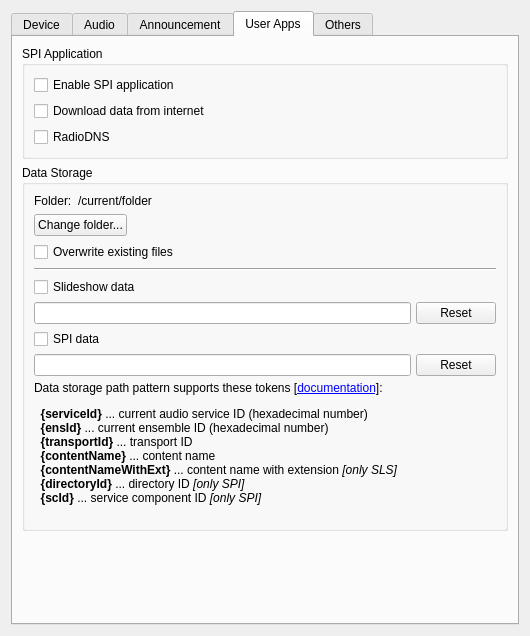
Before: the Qt Designer form gui/setupdialog.ui in KejPi/AbracaDABra, drawn with Qt 5.
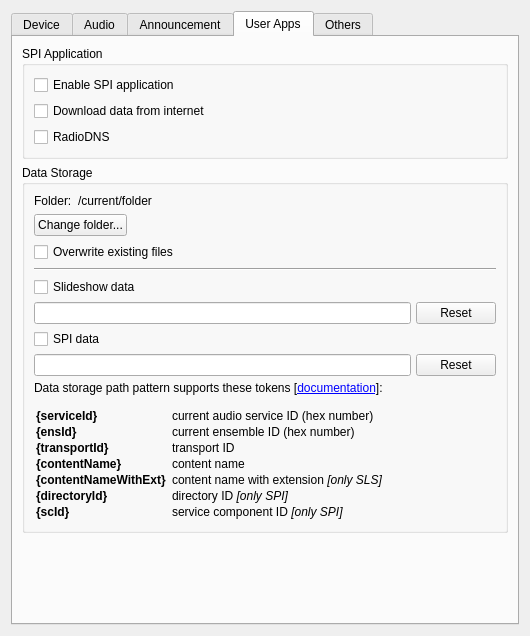
After: the same form once the commit is applied. Custom widgets are drawn as their Qt base class.

Commit message: fix: Various strings/translation issues fixed (thanks to @andimik)

Patch:
```diff
--- a/gui/setupdialog.ui
+++ b/gui/setupdialog.ui
@@ -1549,15 +1549,37 @@
                <string>&lt;html&gt;&lt;head/&gt;&lt;body&gt;
 &lt;p&gt;Data storage path pattern supports these tokens  [&lt;a href=&quot;https://github.com/KejPi/AbracaDABra/blob/main/README.md#user-application-data-storage&quot;&gt;documentation&lt;/a&gt;]:&lt;/p&gt;
 &lt;p&gt;
-&amp;nbsp;&amp;nbsp;&lt;b&gt;{serviceId}&lt;/b&gt; ... current audio service ID (hexadecimal number)&lt;br&gt;
-&amp;nbsp;&amp;nbsp;&lt;b&gt;{ensId}&lt;/b&gt; ... current ensemble ID (hexadecimal number)&lt;br&gt;
-&amp;nbsp;&amp;nbsp;&lt;b&gt;{transportId}&lt;/b&gt; ... transport ID&lt;br&gt;
-&amp;nbsp;&amp;nbsp;&lt;b&gt;{contentName}&lt;/b&gt; ... content name&lt;br&gt;
-&amp;nbsp;&amp;nbsp;&lt;b&gt;{contentNameWithExt}&lt;/b&gt; ... content name with extension &lt;i&gt;[only SLS]&lt;/i&gt;&lt;br&gt;
-&amp;nbsp;&amp;nbsp;&lt;b&gt;{directoryId}&lt;/b&gt; ... directory ID &lt;i&gt;[only SPI]&lt;/i&gt;&lt;br&gt;  
-&amp;nbsp;&amp;nbsp;&lt;b&gt;{scId}&lt;/b&gt; ... service component ID &lt;i&gt;[only SPI]&lt;/i&gt;&lt;br&gt;
-&lt;/p&gt;
-&lt;/body&gt;&lt;/html&gt;</string>
+&lt;table style=&quot;width:100%&quot; border-width=&quot;1&quot;&gt;
+&lt;tr&gt;
+&lt;td&gt;&lt;b&gt;{serviceId}&lt;/b&gt; &lt;/td&gt;
+&lt;td&gt;current audio service ID (hex number)&lt;/td&gt;
+&lt;/tr&gt;
+&lt;tr&gt;
+&lt;td&gt;&lt;b&gt;{ensId}&lt;/b&gt; &lt;/td&gt;
+&lt;td&gt;current ensemble ID (hex number)&lt;/td&gt;
+&lt;/tr&gt;
+&lt;tr&gt;
+&lt;td&gt;&lt;b&gt;{transportId}&lt;/b&gt; &lt;/td&gt;
+&lt;td&gt;transport ID&lt;/td&gt;
+&lt;/tr&gt;
+&lt;tr&gt;
+&lt;td&gt;&lt;b&gt;{contentName}&lt;/b&gt; &lt;/td&gt;
+&lt;td&gt;content name&lt;/td&gt;
+&lt;/tr&gt;
+&lt;tr&gt;
+&lt;td&gt;&lt;b&gt;{contentNameWithExt}&lt;/b&gt; &lt;/td&gt;
+&lt;td&gt;content name with extension &lt;i&gt;[only SLS]&lt;/i&gt;&lt;/td&gt;
+&lt;/tr&gt;
+&lt;tr&gt;
+&lt;td&gt;&lt;b&gt;{directoryId}&lt;/b&gt; &lt;/td&gt;
+&lt;td&gt;directory ID &lt;i&gt;[only SPI]&lt;/i&gt;&lt;/td&gt;
+&lt;/tr&gt;
+&lt;tr&gt;
+&lt;td&gt;&lt;b&gt;{scId}&lt;/b&gt; &lt;/td&gt;
+&lt;td&gt;service component ID &lt;i&gt;[only SPI]&lt;/i&gt;&lt;/td&gt;
+&lt;/tr&gt;
+&lt;/table&gt;
+&lt;/p&gt;&lt;/body&gt;&lt;/html&gt;</string>
               </property>
               <property name="textFormat">
                <enum>Qt::AutoText</enum>
```
Left out of the diff: 14 changed lines with no effect on the pictures. The commit also changes 2 other files.
